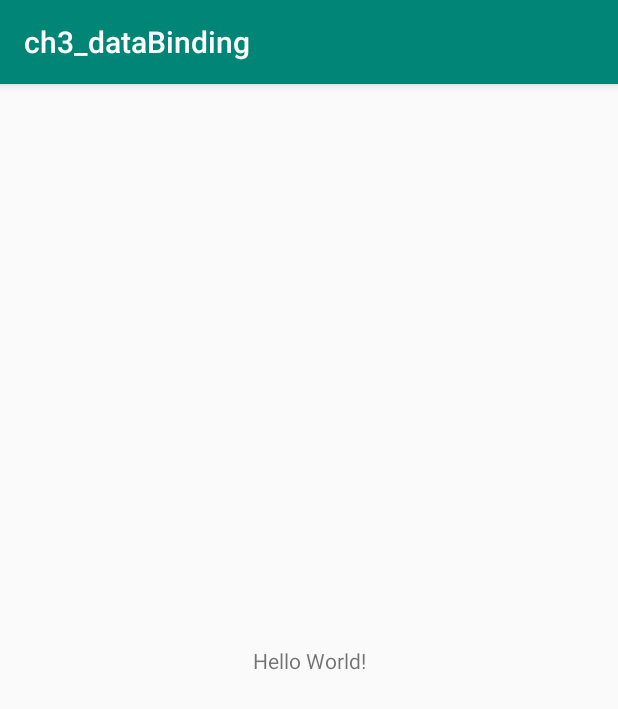
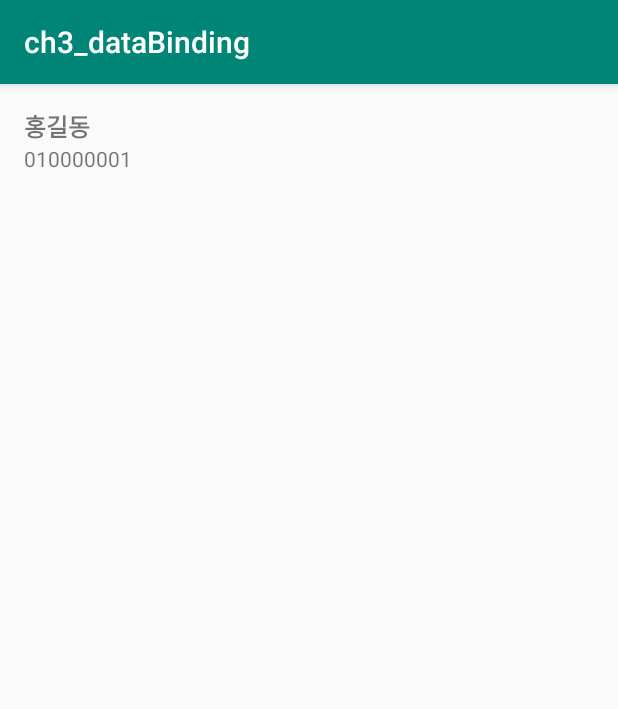
Before and after one commit to kimgaeunnn/AndroidStudy, an Android app: the screen it shows after launch (MainActivity), on a phone screen of 412 x 824 dp. Shown: the top 709 px of the screen. Run offline under Robolectric (Android 15) with nearby library versions, the phone set to English and light mode, and no system bars; our stand-ins replace data binding.

Commit message:
dataBinding 기본 코드 추가
- 바인딩용 data 생성하는 샘플 코드, 레이아웃 파일들 추가
- dataBinding을 위한 layout xml file 수정 (layout tag 추가, binding 추가 등)
- mainActivity내binding set하는 부분 추가

```diff
--- a/Multicampus/ch2_material/src/main/java/com/gaeun/ch2_material/ThreeFragment.java
+++ b/Multicampus/ch2_material/src/main/java/com/gaeun/ch2_material/ThreeFragment.java
@@ -25,7 +25,7 @@ public class ThreeFragment extends Fragment {
         if (container == null) {
             return null;
         }
-        return (LinearLayout)inflater.inflate(R.layout.fragment_three, container, false);
+        return inflater.inflate(R.layout.fragment_three, container, false);
     }
 
 
--- a/Multicampus/ch2_material/src/main/java/com/gaeun/ch2_material/TwoFragment.java
+++ b/Multicampus/ch2_material/src/main/java/com/gaeun/ch2_material/TwoFragment.java
@@ -25,7 +25,7 @@ public class TwoFragment extends Fragment {
         if (container == null) {
             return null;
         }
-        return (LinearLayout)inflater.inflate(R.layout.fragment_two, container, false);
+        return inflater.inflate(R.layout.fragment_two, container, false);
     }
 
 
--- a/Multicampus/ch3_databinding/src/main/java/com/gaeun/ch3_databinding/MainActivity.java
+++ b/Multicampus/ch3_databinding/src/main/java/com/gaeun/ch3_databinding/MainActivity.java
@@ -1,13 +1,31 @@
 package com.gaeun.ch3_databinding;
 
+import android.app.Activity;
+import android.databinding.DataBindingUtil;
 import android.support.v7.app.AppCompatActivity;
 import android.os.Bundle;
 
+import com.gaeun.ch3_databinding.databinding.ActivityMainBinding;
+import com.gaeun.ch3_databinding.dbms.AppDAO;
+import com.gaeun.ch3_databinding.model.User;
+
 public class MainActivity extends AppCompatActivity {
+
+	// 라이브러리에서 제공되는 class가 아니라, xml 파일명에 해당되는 클래스가 자동으로 만들어진것.
+	// xml에 선언한 view 변수가 이 안에 모두 포함된다.
+	ActivityMainBinding binding;
 
 	@Override
 	protected void onCreate(Bundle savedInstanceState) {
 		super.onCreate(savedInstanceState);
 		setContentView(R.layout.activity_main);
+
+		binding = DataBindingUtil.setContentView(this, R.layout.activity_main);
+
+		selectUser((User) AppDAO.initDBSelect(this).get(0));
+	}
+
+	private void selectUser(User user) {
+		binding.setSelect(user);
 	}
 }
--- /dev/null
+++ b/Multicampus/ch3_databinding/src/main/java/com/gaeun/ch3_databinding/dbms/AppDAO.java
@@ -0,0 +1,29 @@
+package com.gaeun.ch3_databinding.dbms;
+
+import android.content.Context;
+import android.database.Cursor;
+import android.database.sqlite.SQLiteDatabase;
+
+import com.gaeun.ch3_databinding.model.HeaderItem;
+import com.gaeun.ch3_databinding.model.ItemVO;
+import com.gaeun.ch3_databinding.model.User;
+
+import java.util.ArrayList;
+
+public class AppDAO {
+    public static ArrayList<User> initDBSelect(Context context){
+
+        DBOpenHelper helper=new DBOpenHelper(context);
+        SQLiteDatabase db=helper.getReadableDatabase();
+        Cursor cursor=db.rawQuery("select * from tb_data order by date desc", null);
+        ArrayList<User> resultList=new ArrayList<>();
+        while (cursor.moveToNext()){
+            User user=new User();
+            user.name=cursor.getString(1);
+            user.date=cursor.getString(2);
+            user.phone=cursor.getString(3);
+            resultList.add(user);
+        }
+        return resultList;
+    }
+}
--- /dev/null
+++ b/Multicampus/ch3_databinding/src/main/java/com/gaeun/ch3_databinding/dbms/DBOpenHelper.java
@@ -0,0 +1,44 @@
+package com.gaeun.ch3_databinding.dbms;
+
+import android.content.Context;
+import android.database.sqlite.SQLiteDatabase;
+import android.database.sqlite.SQLiteOpenHelper;
+
+
+public class DBOpenHelper extends SQLiteOpenHelper {
+    public static final int DATABASE_VERSION=9;
+
+    public DBOpenHelper(Context context){
+        super(context, "datadb", null, DATABASE_VERSION);
+    }
+
+    @Override
+    public void onCreate(SQLiteDatabase db) {
+        String tableSql="create table tb_data ("+
+                "_id integer primary key autoincrement," +
+                "name not null," +
+                "date," +
+                "phone_number)";
+
+        db.execSQL(tableSql);
+
+        db.execSQL("insert into tb_data (name,date, phone_number) values ('홍길동','2019-07-01','010000001')");
+        db.execSQL("insert into tb_data (name,date, phone_number) values ('김길동','2019-07-01','010000002')");
+        db.execSQL("insert into tb_data (name,date, phone_number) values ('이길동','2019-07-01','010000003')");
+        db.execSQL("insert into tb_data (name,date, phone_number) values ('박길동','2019-06-30','010000004')");
+        db.execSQL("insert into tb_data (name,date, phone_number) values ('최길동','2019-06-30','010000005')");
+        db.execSQL("insert into tb_data (name,date, phone_number) values ('정길동','2019-06-28','010000006')");
+        db.execSQL("insert into tb_data (name,date, phone_number) values ('강길동','2019-06-28','010000007')");
+        db.execSQL("insert into tb_data (name,date, phone_number) values ('조길동','2019-06-28','010000008')");
+
+
+    }
+
+    @Override
+    public void onUpgrade(SQLiteDatabase db, int oldVersion, int newVersion) {
+        if(newVersion == DATABASE_VERSION){
+            db.execSQL("drop table tb_data");
+            onCreate(db);
+        }
+    }
+}
--- /dev/null
+++ b/Multicampus/ch3_databinding/src/main/java/com/gaeun/ch3_databinding/model/ItemVO.java
@@ -0,0 +1,8 @@
+package com.gaeun.ch3_databinding.model;
+
+public abstract class ItemVO {
+    public static final int TYPE_HEADER=0;
+    public static final int TYPE_DATA=1;
+
+    public abstract int getType();
+}
--- /dev/null
+++ b/Multicampus/ch3_databinding/src/main/java/com/gaeun/ch3_databinding/model/User.java
@@ -0,0 +1,12 @@
+package com.gaeun.ch3_databinding.model;
+
+public class User extends ItemVO {
+    public String name;
+    public String date;
+    public String phone;
+
+    @Override
+    public int getType() {
+        return ItemVO.TYPE_DATA;
+    }
+}
--- a/Multicampus/ch3_databinding/src/main/res/layout/activity_main.xml
+++ b/Multicampus/ch3_databinding/src/main/res/layout/activity_main.xml
@@ -1,18 +1,41 @@
-<?xml version="1.0" encoding="utf-8"?>
-<android.support.constraint.ConstraintLayout xmlns:android="http://schemas.android.com/apk/res/android"
-	xmlns:app="http://schemas.android.com/apk/res-auto"
-	xmlns:tools="http://schemas.android.com/tools"
-	android:layout_width="match_parent"
-	android:layout_height="match_parent"
-	tools:context=".MainActivity">
+<?xml version="1.0" encoding="utf-8"?><!-- databinding을 이용하기 위한 layout의 최소설정은 layout 태그로 전체 감싸기 --><!-- 자동으로 만들어지는 xxxbinding 클래스로 이곳에 선언된 View 객체 이용 가능 -->
 
-	<TextView
-		android:layout_width="wrap_content"
-		android:layout_height="wrap_content"
-		android:text="Hello World!"
-		app:layout_constraintBottom_toBottomOf="parent"
-		app:layout_constraintLeft_toLeftOf="parent"
-		app:layout_constraintRight_toRightOf="parent"
-		app:layout_constraintTop_toTopOf="parent" />
+<layout xmlns:android="http://schemas.android.com/apk/res/android">
 
-</android.support.constraint.ConstraintLayout>
+	<!-- data 내에 java에서 받아야되는 변수 선언, XML에서 데이터 바인딩 -->
+	<data>
+		<!-- name 값은 java와 상관없음, xml내에서의 식별자-->
+		<variable
+			name="select"
+			type="com.gaeun.ch3_databinding.model.User" />
+	</data>
+
+	<LinearLayout
+		android:layout_width="match_parent"
+		android:layout_height="match_parent"
+		android:orientation="vertical"
+		android:padding="16dp">
+
+		<TextView
+			android:id="@+id/select_name"
+			android:layout_width="match_parent"
+			android:layout_height="wrap_content"
+			android:text="@{select.name}"
+			android:textSize="16dp"
+			android:textStyle="bold" />
+
+		<TextView
+			android:id="@+id/select_desc"
+			android:layout_width="match_parent"
+			android:layout_height="wrap_content"
+			android:text="@{select.phone}"
+			android:textSize="14dp" />
+
+		<android.support.v7.widget.RecyclerView
+			android:id="@+id/recyclerView"
+			android:layout_width="match_parent"
+			android:layout_height="match_parent"
+			android:background="#fafafa" />
+
+	</LinearLayout>
+</layout>
--- /dev/null
+++ b/Multicampus/ch3_databinding/src/main/res/layout/item_header.xml
@@ -0,0 +1,5 @@
+<?xml version="1.0" encoding="utf-8"?>
+<TextView xmlns:android="http://schemas.android.com/apk/res/android"
+	android:id="@+id/item_header"
+	android:layout_width="wrap_content"
+	android:layout_height="wrap_content" />
```
Also changed, not shown: Multicampus/ch3_databinding/build.gradle (+16 -0 lines), Multicampus/ch3_databinding/src/main/java/com/gaeun/ch3_databinding/model/HeaderItem.java (added, +10 -0 lines), Multicampus/ch3_databinding/src/main/java/com/gaeun/ch3_databinding/recycler/MyDecoration.java (added, +28 -0 lines), Multicampus/ch3_databinding/src/main/java/com/gaeun/ch3_databinding/util/AdapterUtil.java (added, +38 -0 lines), Multicampus/ch3_databinding/src/main/java/com/gaeun/ch3_databinding/util/PermissionUtil.java (added, +17 -0 lines), Multicampus/ch3_databinding/src/main/res/drawable/circle_background.xml (added, +9 -0 lines), Multicampus/ch3_databinding/src/main/res/layout/item_data.xml (added, +42 -0 lines), Multicampus/ch3_databinding/src/main/res/drawable/ic_person.png (added), Multicampus/ch3_databinding/src/main/res/drawable/ic_phone.png (added).
